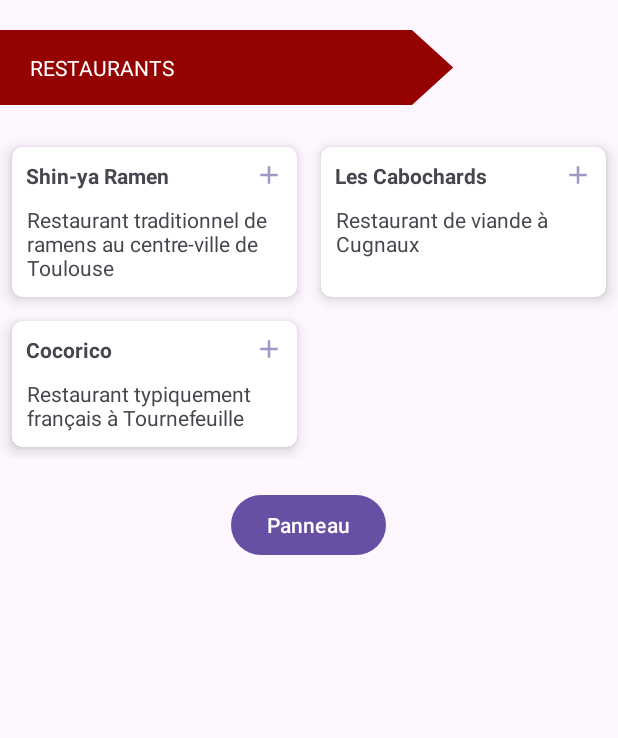
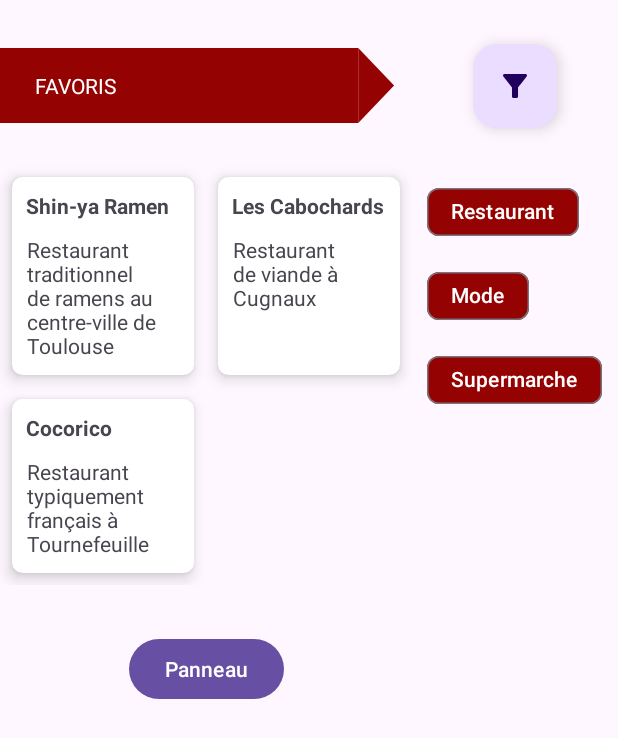
Before and after one commit to CodeMPLady/LaCarte, an Android app: the FavorisActivity screen opened directly, with no data from a screen before it, on a phone screen of 412 x 824 dp. Shown: the top 738 px of the screen. Run offline under Robolectric (Android 15) with nearby library versions, the light colour scheme and no system bars.

Commit message:
refonte favoris avec des chips

```diff
--- a/app/src/main/AndroidManifest.xml
+++ b/app/src/main/AndroidManifest.xml
@@ -18,7 +18,7 @@
             android:name=".SearchResultsActivity"
             android:exported="false" />
         <activity
-            android:name=".FavorisActivity"
+            android:name=".favori.FavorisActivity"
             android:exported="false" />
         <activity
             android:name=".stat.StatActivity"
--- a/app/src/main/java/com/mplady/lacarte/FavorisActivity.java
+++ /dev/null
@@ -1,77 +0,0 @@
-package com.mplady.lacarte;
-
-import android.os.Bundle;
-import android.view.Gravity;
-import android.view.View;
-import android.widget.Button;
-import android.widget.ImageView;
-
-import androidx.activity.EdgeToEdge;
-import androidx.appcompat.app.AppCompatActivity;
-import androidx.constraintlayout.widget.ConstraintLayout;
-import androidx.core.graphics.Insets;
-import androidx.core.view.GravityCompat;
-import androidx.core.view.ViewCompat;
-import androidx.core.view.WindowInsetsCompat;
-import androidx.drawerlayout.widget.DrawerLayout;
-import androidx.recyclerview.widget.GridLayoutManager;
-import androidx.recyclerview.widget.LinearLayoutManager;
-import androidx.recyclerview.widget.RecyclerView;
-
-import java.util.ArrayList;
-
-public class FavorisActivity extends AppCompatActivity {
-
-    private Button btnPanneau;
-    private Button btnFermer;
-    private DrawerLayout drawerLayout;
-    private RecyclerView favorisRecView;
-    private FavoriRecViewAdapter adapter;
-
-    @Override
-    protected void onCreate(Bundle savedInstanceState) {
-        super.onCreate(savedInstanceState);
-        //EdgeToEdge.enable(this);
-        setContentView(R.layout.activity_favoris);
-        setView();
-
-        btnPanneau = findViewById(R.id.btnPanneau);
-        btnFermer = findViewById(R.id.btnFermer);
-        drawerLayout = findViewById(R.id.main);
-        favorisRecView = findViewById(R.id.favorisRecView);
-        adapter = new FavoriRecViewAdapter(this);
-
-        btnPanneau.setOnClickListener(new View.OnClickListener() {
-            @Override
-            public void onClick(View v) {
-                drawerLayout.openDrawer(GravityCompat.END);
-            }
-        });
-
-        btnFermer.setOnClickListener(new View.OnClickListener() {
-            @Override
-            public void onClick(View v) {
-                drawerLayout.closeDrawer(GravityCompat.END);
-            }
-        });
-
-
-
-        favorisRecView.setAdapter(adapter);
-        favorisRecView.setLayoutManager(new GridLayoutManager(this,2));
-
-        ArrayList<Favori> favoris = new ArrayList<>();
-        favoris.add(new Favori(1, "https://benedictelarre.wordpress.com/wp-content/uploads/2016/11/pa280017.jpg?w=1200", "Shin-ya Ramen", "Restaurant traditionnel de ramens au centre-ville de Toulouse"));
-        favoris.add(new Favori(2, "https://encrypted-tbn0.gstatic.com/images?q=tbn:ANd9GcRBdiNlirY34rzkkar1CXN2DLUagEd0mtmr2A", "Les Cabochards", "Restaurant de viande à Cugnaux"));
-        favoris.add(new Favori(3, "https://img.cuisineaz.com/660x660/2016/10/23/i113627-poulet-roti-au-four.webp", "Cocorico", "Restaurant typiquement français à Tournefeuille"));
-
-        adapter.setFavoris(favoris);
-    }
-
-    private void setView() {
-        View decorView = getWindow().getDecorView();
-        int uiOptions = View.SYSTEM_UI_FLAG_VISIBLE;
-        decorView.setSystemUiVisibility(uiOptions);
-    }
-
-}
--- a/app/src/main/java/com/mplady/lacarte/accueil/MainActivity.java
+++ b/app/src/main/java/com/mplady/lacarte/accueil/MainActivity.java
@@ -7,7 +7,6 @@ import android.view.View;
 import android.view.animation.Animation;
 import android.view.animation.AnimationUtils;
 import android.widget.ImageView;
-import android.widget.Toast;
 
 import androidx.activity.EdgeToEdge;
 import androidx.annotation.NonNull;
@@ -19,7 +18,7 @@ import androidx.recyclerview.widget.RecyclerView;
 
 import com.google.android.material.floatingactionbutton.ExtendedFloatingActionButton;
 import com.google.android.material.floatingactionbutton.FloatingActionButton;
-import com.mplady.lacarte.FavorisActivity;
+import com.mplady.lacarte.favori.FavorisActivity;
 import com.mplady.lacarte.R;
 import com.mplady.lacarte.SearchResultsActivity;
 import com.mplady.lacarte.stat.StatActivity;
--- a/app/src/main/java/com/mplady/lacarte/Favori.java
+++ b/app/src/main/java/com/mplady/lacarte/favori/Favori.java
@@ -1,4 +1,4 @@
-package com.mplady.lacarte;
+package com.mplady.lacarte.favori;
 
 import androidx.annotation.NonNull;
 
--- a/app/src/main/java/com/mplady/lacarte/FavoriRecViewAdapter.java
+++ b/app/src/main/java/com/mplady/lacarte/favori/FavoriRecViewAdapter.java
@@ -1,4 +1,4 @@
-package com.mplady.lacarte;
+package com.mplady.lacarte.favori;
 
 import android.annotation.SuppressLint;
 import android.content.Context;
@@ -12,13 +12,13 @@ import androidx.annotation.NonNull;
 import androidx.cardview.widget.CardView;
 import androidx.recyclerview.widget.RecyclerView;
 
-import com.bumptech.glide.Glide;
+import com.mplady.lacarte.R;
 
 import java.util.ArrayList;
 
 public class FavoriRecViewAdapter extends RecyclerView.Adapter<FavoriRecViewAdapter.ViewHolder>{
     private ArrayList<Favori> favoris = new ArrayList<>();
-    private Context context;
+    private final Context context;
 
     public FavoriRecViewAdapter(Context context) {
         this.context = context;
@@ -55,11 +55,11 @@ public class FavoriRecViewAdapter extends RecyclerView.Adapter<FavoriRecViewAdap
         notifyDataSetChanged();
     }
 
-    public class ViewHolder extends RecyclerView.ViewHolder{
+    public static class ViewHolder extends RecyclerView.ViewHolder{
 
-        private CardView parent;
-        private TextView txtName;
-        private TextView txtDescription;
+        private final CardView parent;
+        private final TextView txtName;
+        private final TextView txtDescription;
         public ViewHolder(@NonNull View itemView) {
             super(itemView);
             parent = itemView.findViewById(R.id.parent);
--- /dev/null
+++ b/app/src/main/java/com/mplady/lacarte/favori/FavorisActivity.java
@@ -0,0 +1,81 @@
+package com.mplady.lacarte.favori;
+
+import android.graphics.drawable.Drawable;
+import android.os.Bundle;
+import android.view.View;
+import android.view.animation.Animation;
+import android.view.animation.AnimationUtils;
+import android.widget.Button;
+import android.widget.ImageView;
+import android.widget.TextView;
+import android.widget.Toast;
+
+import androidx.appcompat.app.AppCompatActivity;
+import androidx.core.view.GravityCompat;
+import androidx.drawerlayout.widget.DrawerLayout;
+import androidx.recyclerview.widget.GridLayoutManager;
+import androidx.recyclerview.widget.RecyclerView;
+
+import com.google.android.material.floatingactionbutton.FloatingActionButton;
+import com.mplady.lacarte.R;
+
+import java.util.ArrayList;
+
+public class FavorisActivity extends AppCompatActivity {
+    private DrawerLayout drawerLayout;
+    @Override
+    protected void onCreate(Bundle savedInstanceState) {
+        super.onCreate(savedInstanceState);
+        //EdgeToEdge.enable(this);
+        setContentView(R.layout.activity_favoris);
+        setView();
+
+        Button btnPanneau = findViewById(R.id.btnPanneau);
+        Button btnFermer = findViewById(R.id.btnFermer);
+        FloatingActionButton btnFilter = findViewById(R.id.bntFiltre);
+        drawerLayout = findViewById(R.id.main);
+        RecyclerView favorisRecView = findViewById(R.id.favorisRecView);
+        FavoriRecViewAdapter adapter = new FavoriRecViewAdapter(this);
+        ArrayList<Favori> favoris = new ArrayList<>();
+
+        btnPanneau.setOnClickListener(new View.OnClickListener() {
+            @Override
+            public void onClick(View v) {
+                drawerLayout.openDrawer(GravityCompat.END);
+            }
+        });
+
+        btnFermer.setOnClickListener(new View.OnClickListener() {
+            @Override
+            public void onClick(View v) {
+                drawerLayout.closeDrawer(GravityCompat.END);
+            }
+        });
+
+        btnFilter.setOnClickListener(new View.OnClickListener() {
+            @Override
+            public void onClick(View v) {
+                Toast.makeText(FavorisActivity.this, "Filtre", Toast.LENGTH_SHORT).show();
+            }
+        });
+
+        favorisRecView.setAdapter(adapter);
+        favorisRecView.setLayoutManager(new GridLayoutManager(this,2));
+        setData(favoris);
+        adapter.setFavoris(favoris);
+    }
+
+    private void setView() {
+        View decorView = getWindow().getDecorView();
+        int uiOptions = View.SYSTEM_UI_FLAG_VISIBLE;
+        decorView.setSystemUiVisibility(uiOptions);
+    }
+
+    private void setData(ArrayList<Favori> favoris) {
+        favoris.add(new Favori(1, "https://benedictelarre.wordpress.com/wp-content/uploads/2016/11/pa280017.jpg?w=1200", "Shin-ya Ramen", "Restaurant traditionnel de ramens au centre-ville de Toulouse"));
+        favoris.add(new Favori(2, "https://encrypted-tbn0.gstatic.com/images?q=tbn:ANd9GcRBdiNlirY34rzkkar1CXN2DLUagEd0mtmr2A", "Les Cabochards", "Restaurant de viande à Cugnaux"));
+        favoris.add(new Favori(3, "https://img.cuisineaz.com/660x660/2016/10/23/i113627-poulet-roti-au-four.webp", "Cocorico", "Restaurant typiquement français à Tournefeuille"));
+
+    }
+
+}
--- /dev/null
+++ b/app/src/main/res/drawable/ic_filter.xml
@@ -0,0 +1,5 @@
+<vector xmlns:android="http://schemas.android.com/apk/res/android" android:height="24dp" android:tint="#000000" android:viewportHeight="24" android:viewportWidth="24" android:width="24dp">
+
+    <path android:fillColor="@android:color/white" android:pathData="M4.25,5.66c0.1,0.13 5.74,7.33 5.74,7.33V19c0,0.55 0.45,1 1.01,1h2.01c0.55,0 1.01,-0.45 1.01,-1v-6.02s5.49,-7.02 5.75,-7.34C20.03,5.32 20,5 20,5c0,-0.55 -0.45,-1 -1.01,-1H5.01C4.4,4 4,4.48 4,5c0,0.2 0.06,0.44 0.25,0.66z"/>
+
+</vector>
--- a/app/src/main/res/drawable/rectangle.xml
+++ b/app/src/main/res/drawable/rectangle.xml
@@ -3,7 +3,7 @@
     android:height="50dp"
     android:width="130dp"
     android:viewportHeight="100"
-    android:viewportWidth="150">
+    android:viewportWidth="115">
 
     <path
     android:fillColor="#950202"
--- a/app/src/main/res/layout/activity_favoris.xml
+++ b/app/src/main/res/layout/activity_favoris.xml
@@ -5,39 +5,120 @@
     android:id="@+id/main"
     android:layout_width="match_parent"
     android:layout_height="match_parent"
-    tools:context=".FavorisActivity"
+    tools:context=".favori.FavorisActivity"
     tools:ignore="RtlHardcoded">
 
-    <LinearLayout
+    <androidx.constraintlayout.widget.ConstraintLayout
         android:layout_width="match_parent"
         android:layout_height="match_parent"
-        android:orientation="vertical">
+        android:orientation="vertical"
+        tools:ignore="HardcodedText">
+
 
         <TextView
-            android:layout_width="match_parent"
+            android:id="@+id/tabFavoris"
+            android:layout_width="0dp"
             android:layout_height="wrap_content"
-            android:text="      RESTAURANTS"
-            android:layout_marginTop="20dp"
-            android:layout_marginBottom="20dp"
+            android:layout_marginTop="32dp"
+            android:background="@drawable/rectangle"
             android:gravity="center_vertical"
-            android:background="@drawable/rectangle"
-            android:textColor="@color/white"/>
+            android:text="       FAVORIS"
+            android:textColor="@color/white"
+            app:layout_constraintEnd_toStartOf="@+id/guideline7"
+            app:layout_constraintHorizontal_bias="0.0"
+            app:layout_constraintStart_toStartOf="parent"
+            app:layout_constraintTop_toTopOf="parent" />
+
+        <com.google.android.material.floatingactionbutton.FloatingActionButton
+            android:id="@+id/bntFiltre"
+            android:layout_width="wrap_content"
+            android:layout_height="wrap_content"
+            android:layout_below="@id/btnPanneau"
+            android:contentDescription="Filtre favoris"
+            android:src="@drawable/ic_filter"
+            app:layout_constraintBottom_toBottomOf="@+id/tabFavoris"
+            app:layout_constraintEnd_toEndOf="parent"
+            app:layout_constraintStart_toEndOf="@+id/tabFavoris"
+            app:layout_constraintTop_toTopOf="@+id/tabFavoris" />
+
+        <LinearLayout
+            android:id="@+id/linearLayout"
+            android:layout_width="0dp"
+            android:layout_height="wrap_content"
+            android:gravity="center"
+            android:orientation="vertical"
+            app:layout_constraintEnd_toEndOf="parent"
+            app:layout_constraintStart_toStartOf="@+id/guideline7"
+            app:layout_constraintTop_toBottomOf="@+id/bntFiltre">
+
+            <com.google.android.material.chip.ChipGroup
+                android:id="@+id/filtresChipGroup"
+                android:layout_width="wrap_content"
+                android:layout_height="wrap_content"
+                android:layout_marginTop="32dp"
+                android:elevation="4dp"
+                android:gravity="center">
+
+                <com.google.android.material.chip.Chip
+                    style="@style/Widget.Material3.Chip.Filter"
+                    android:layout_width="wrap_content"
+                    android:layout_height="wrap_content"
+                    android:backgroundTint="#950202"
+                    android:text="Restaurant"
+                    android:textColor="@color/white" />
+
+                <com.google.android.material.chip.Chip
+                    style="@style/Widget.Material3.Chip.Filter"
+                    android:layout_width="wrap_content"
+                    android:layout_height="wrap_content"
+                    android:backgroundTint="#950202"
+                    android:text="Mode"
+                    android:textColor="@color/white" />
+
+                <com.google.android.material.chip.Chip
+                    style="@style/Widget.Material3.Chip.Filter"
+                    android:layout_width="wrap_content"
+                    android:layout_height="wrap_content"
+                    android:backgroundTint="#950202"
+                    android:text="Supermarche"
+                    android:textColor="@color/white" />
+
+
+            </com.google.android.material.chip.ChipGroup>
+        </LinearLayout>
+
 
         <androidx.recyclerview.widget.RecyclerView
-            android:layout_width="match_parent"
+            android:id="@+id/favorisRecView"
+            android:layout_width="0dp"
             android:layout_height="wrap_content"
-            android:id="@+id/favorisRecView"/>
+            android:layout_below="@+id/tabFavoris"
+            android:layout_marginTop="28dp"
+            app:layout_constraintEnd_toStartOf="@+id/linearLayout"
+            app:layout_constraintHorizontal_bias="0.579"
+            app:layout_constraintStart_toStartOf="parent"
+            app:layout_constraintTop_toBottomOf="@+id/tabFavoris" />
 
         <Button
             android:id="@+id/btnPanneau"
             android:layout_width="wrap_content"
             android:layout_height="wrap_content"
+            android:layout_below="@id/favorisRecView"
             android:layout_gravity="center"
+            android:layout_marginTop="32dp"
             android:text="Panneau"
-            android:layout_marginTop="20dp"/>
+            app:layout_constraintEnd_toStartOf="@+id/guideline7"
+            app:layout_constraintStart_toStartOf="parent"
+            app:layout_constraintTop_toBottomOf="@+id/favorisRecView" />
 
+        <androidx.constraintlayout.widget.Guideline
+            android:id="@+id/guideline7"
+            android:layout_width="wrap_content"
+            android:layout_height="wrap_content"
+            android:orientation="vertical"
+            app:layout_constraintGuide_begin="275dp" />
 
-    </LinearLayout>
+    </androidx.constraintlayout.widget.ConstraintLayout>
 
     <include
         layout="@layout/side_sheet_favoris"
--- a/app/src/main/res/layout/list_item_favori.xml
+++ b/app/src/main/res/layout/list_item_favori.xml
@@ -21,7 +21,7 @@
             android:layout_marginStart="9dp"
             android:layout_marginTop="9dp"/>
 
-        <Button
+        <!--<Button
             android:id="@+id/plusPannel"
             style="?attr/materialIconButtonStyle"
             android:layout_width="wrap_content"
@@ -30,7 +30,7 @@
             android:layout_alignParentEnd="true"
             android:layout_marginTop="-5dp"
             android:layout_marginEnd="-5dp"
-            app:icon="@drawable/ic_add" />
+            app:icon="@drawable/ic_add" />-->
 
         <TextView
             android:layout_width="wrap_content"
--- a/app/src/main/res/values/strings.xml
+++ b/app/src/main/res/values/strings.xml
@@ -16,4 +16,5 @@
     <string name="categorie_placeStat">Catégorie</string>
     <string name="nombre_de_visites_stat">Nombre de visites</string>
     <string name="txt_StatTitle">STATISTIQUES</string>
+    <string name="Title_restaurants">RESTAURANTS</string>
 </resources>
```
Also changed, not shown: app/src/main/res/anim/rotate.xml (added, +7 -0 lines).
